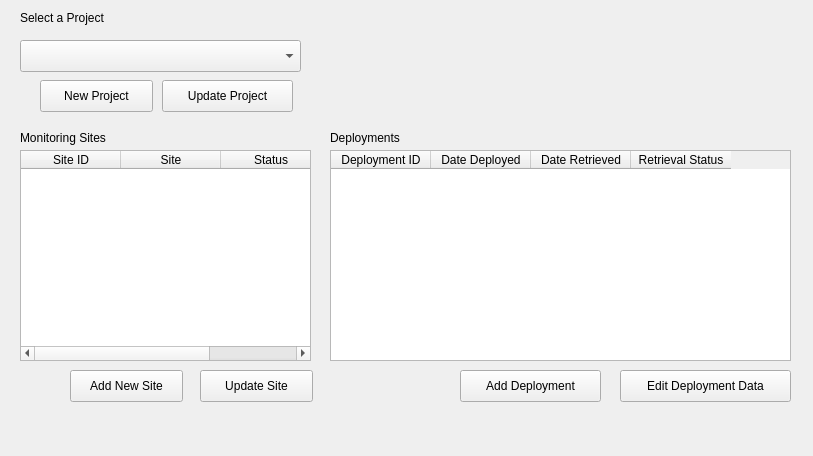
First picture: the form in enviro_temp_dockwidget_base.ui, repository nick4rivers/enviro_temp, before the edit.
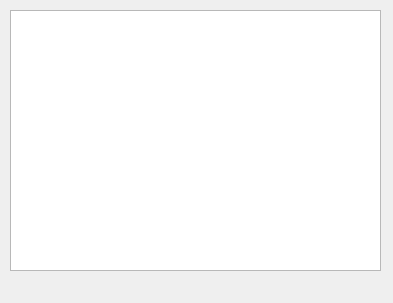
Second picture: the form after the edit.

Commit message: Adds and fleshes out tree

The edit to the form file:
```diff
--- a/enviro_temp_dockwidget_base.ui
+++ b/enviro_temp_dockwidget_base.ui
@@ -6,206 +6,25 @@
    <rect>
     <x>0</x>
     <y>0</y>
-    <width>813</width>
-    <height>456</height>
+    <width>393</width>
+    <height>303</height>
    </rect>
   </property>
   <property name="windowTitle">
    <string>Enviro Temp</string>
   </property>
   <widget class="QWidget" name="dockWidgetContents">
-   <widget class="QComboBox" name="comboBox_select_project">
+   <widget class="QTreeView" name="treeView">
     <property name="geometry">
      <rect>
-      <x>20</x>
-      <y>40</y>
-      <width>281</width>
-      <height>32</height>
-     </rect>
-    </property>
-   </widget>
-   <widget class="QLabel" name="label_3">
-    <property name="geometry">
-     <rect>
-      <x>20</x>
+      <x>10</x>
       <y>10</y>
-      <width>131</width>
-      <height>16</height>
+      <width>371</width>
+      <height>261</height>
      </rect>
     </property>
-    <property name="text">
-     <string>Select a Project</string>
-    </property>
-   </widget>
-   <widget class="QPushButton" name="pushButton_new_project">
-    <property name="geometry">
-     <rect>
-      <x>40</x>
-      <y>80</y>
-      <width>113</width>
-      <height>32</height>
-     </rect>
-    </property>
-    <property name="text">
-     <string>New Project</string>
-    </property>
-   </widget>
-   <widget class="QPushButton" name="pushButton_update_project">
-    <property name="geometry">
-     <rect>
-      <x>162</x>
-      <y>80</y>
-      <width>131</width>
-      <height>32</height>
-     </rect>
-    </property>
-    <property name="text">
-     <string>Update Project</string>
-    </property>
-   </widget>
-   <widget class="QTableWidget" name="tableWidget_select_site">
-    <property name="geometry">
-     <rect>
-      <x>20</x>
-      <y>150</y>
-      <width>291</width>
-      <height>211</height>
-     </rect>
-    </property>
-    <property name="alternatingRowColors">
+    <property name="sortingEnabled">
      <bool>true</bool>
-    </property>
-    <property name="selectionBehavior">
-     <enum>QAbstractItemView::SelectRows</enum>
-    </property>
-    <column>
-     <property name="text">
-      <string>Site ID</string>
-     </property>
-    </column>
-    <column>
-     <property name="text">
-      <string>Site</string>
-     </property>
-    </column>
-    <column>
-     <property name="text">
-      <string>Status</string>
-     </property>
-    </column>
-   </widget>
-   <widget class="QLabel" name="label_site_table">
-    <property name="geometry">
-     <rect>
-      <x>20</x>
-      <y>130</y>
-      <width>131</width>
-      <height>16</height>
-     </rect>
-    </property>
-    <property name="text">
-     <string>Monitoring Sites</string>
-    </property>
-   </widget>
-   <widget class="QPushButton" name="pushButton_new_site">
-    <property name="geometry">
-     <rect>
-      <x>70</x>
-      <y>370</y>
-      <width>113</width>
-      <height>32</height>
-     </rect>
-    </property>
-    <property name="text">
-     <string>Add New Site</string>
-    </property>
-   </widget>
-   <widget class="QTableWidget" name="tableWidget_select_deployment">
-    <property name="geometry">
-     <rect>
-      <x>330</x>
-      <y>150</y>
-      <width>461</width>
-      <height>211</height>
-     </rect>
-    </property>
-    <property name="alternatingRowColors">
-     <bool>true</bool>
-    </property>
-    <property name="selectionBehavior">
-     <enum>QAbstractItemView::SelectRows</enum>
-    </property>
-    <column>
-     <property name="text">
-      <string>Deployment ID</string>
-     </property>
-    </column>
-    <column>
-     <property name="text">
-      <string>Date Deployed</string>
-     </property>
-    </column>
-    <column>
-     <property name="text">
-      <string>Date Retrieved</string>
-     </property>
-    </column>
-    <column>
-     <property name="text">
-      <string>Retrieval Status</string>
-     </property>
-    </column>
-   </widget>
-   <widget class="QPushButton" name="pushButton_new_deployment">
-    <property name="geometry">
-     <rect>
-      <x>460</x>
-      <y>370</y>
-      <width>141</width>
-      <height>32</height>
-     </rect>
-    </property>
-    <property name="text">
-     <string>Add Deployment</string>
-    </property>
-   </widget>
-   <widget class="QLabel" name="label_5">
-    <property name="geometry">
-     <rect>
-      <x>330</x>
-      <y>130</y>
-      <width>131</width>
-      <height>16</height>
-     </rect>
-    </property>
-    <property name="text">
-     <string>Deployments</string>
-    </property>
-   </widget>
-   <widget class="QPushButton" name="pushButton_update_site">
-    <property name="geometry">
-     <rect>
-      <x>200</x>
-      <y>370</y>
-      <width>113</width>
-      <height>32</height>
-     </rect>
-    </property>
-    <property name="text">
-     <string>Update Site</string>
-    </property>
-   </widget>
-   <widget class="QPushButton" name="pushButton_update_deployment">
-    <property name="geometry">
-     <rect>
-      <x>620</x>
-      <y>370</y>
-      <width>171</width>
-      <height>32</height>
-     </rect>
-    </property>
-    <property name="text">
-     <string>Edit Deployment Data</string>
     </property>
    </widget>
   </widget>
```
The commit also changes 2 other files.
